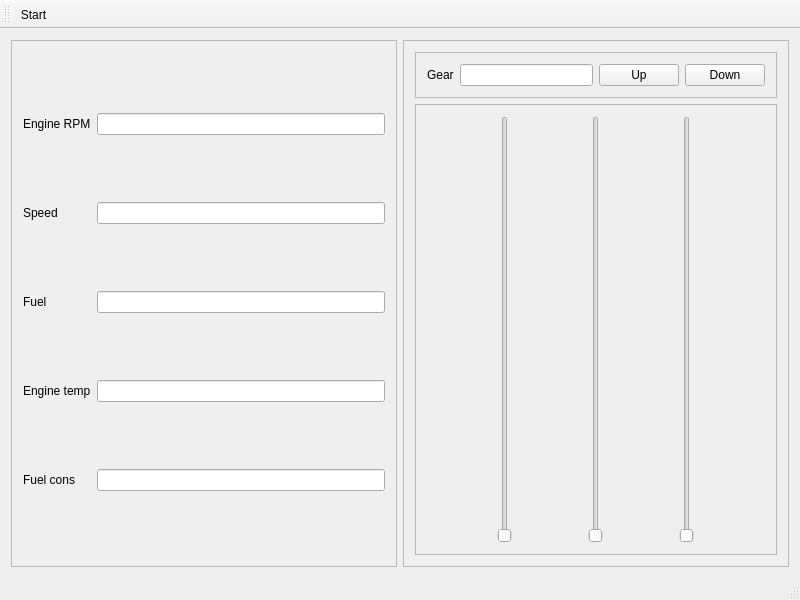
Above: CarEmulatorApp/CMainWindow.ui from Jango73/CarEmulator before the change. Below: the same form after it.
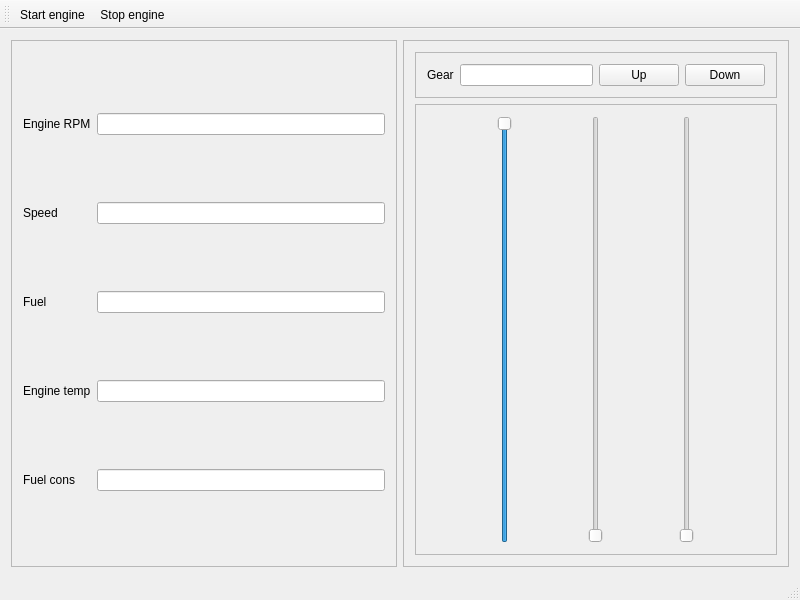
That is the form after the change.

Patch:
```diff
--- a/CarEmulatorApp/CMainWindow.ui
+++ b/CarEmulatorApp/CMainWindow.ui
@@ -153,6 +153,9 @@
          <layout class="QHBoxLayout" name="horizontalLayout_2">
           <item>
            <widget class="QSlider" name="Clutch">
+            <property name="value">
+             <number>99</number>
+            </property>
             <property name="orientation">
              <enum>Qt::Vertical</enum>
             </property>
@@ -197,12 +200,18 @@
    <attribute name="toolBarBreak">
     <bool>false</bool>
    </attribute>
-   <addaction name="actionStart"/>
+   <addaction name="actionStartEngine"/>
+   <addaction name="actionStopEngine"/>
   </widget>
   <widget class="QStatusBar" name="statusBar"/>
-  <action name="actionStart">
+  <action name="actionStartEngine">
    <property name="text">
-    <string>Start</string>
+    <string>Start engine</string>
+   </property>
+  </action>
+  <action name="actionStopEngine">
+   <property name="text">
+    <string>Stop engine</string>
    </property>
   </action>
  </widget>
```
